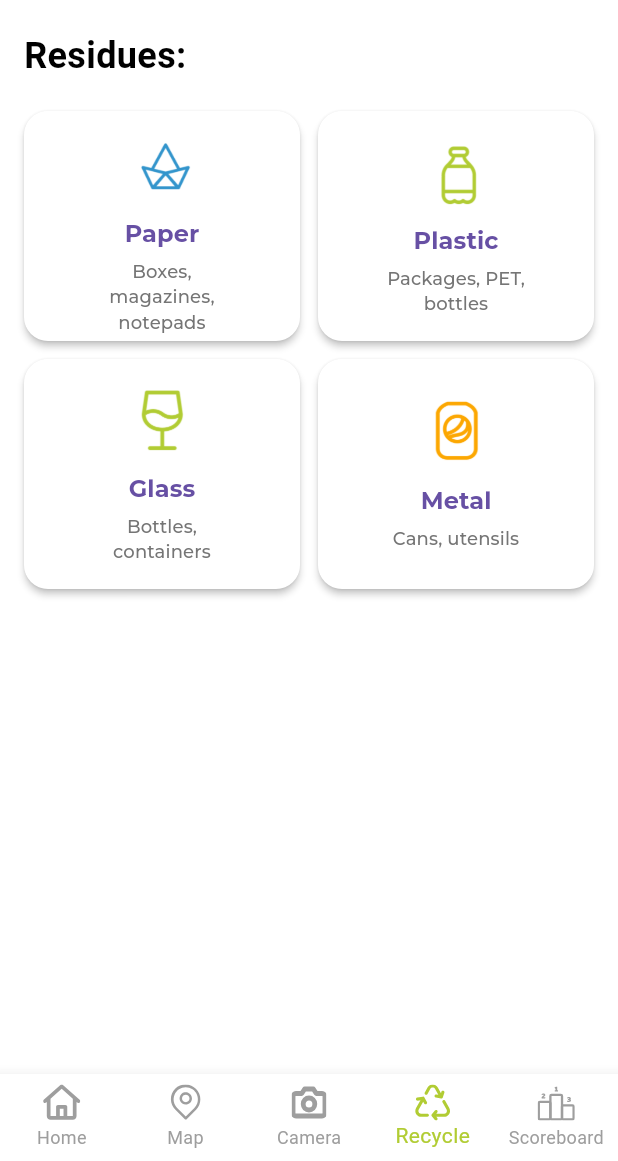
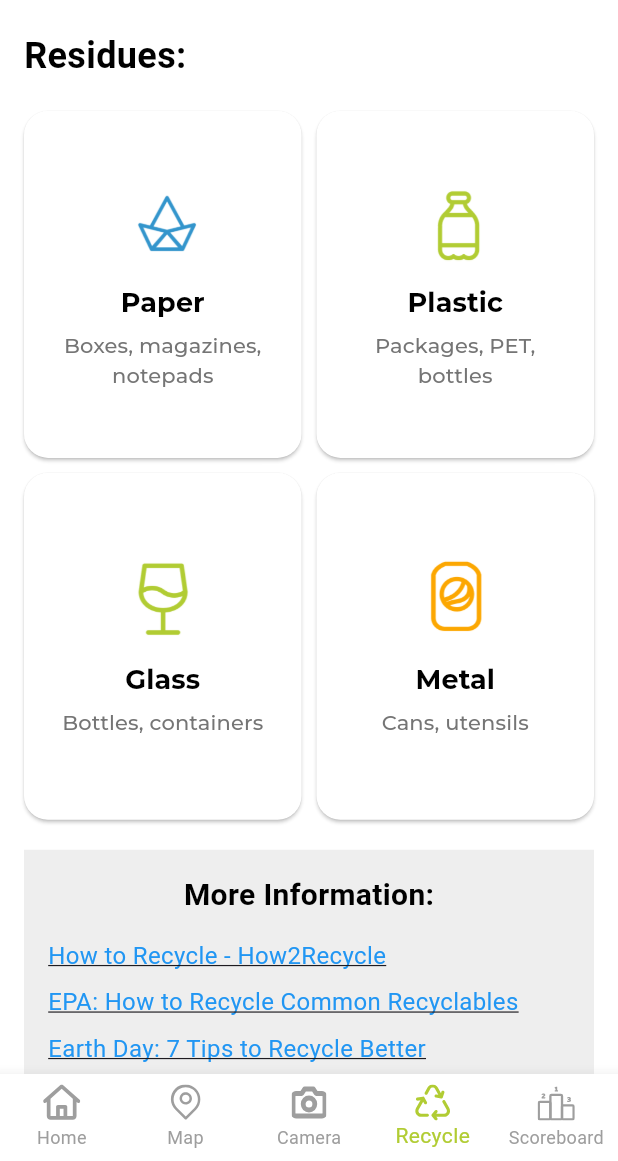
Before and after one commit to ISIS3510-Team14/Flutter, a Flutter app: the RecycleScreen screen opened by its route, on a phone screen of 412 x 824 dp, the part 75-1236 px from its top. Run offline on Flutter 3.47's test engine with Material 3 defaults, Android fonts, the phone set to English and light mode, and no system bars; our stand-ins replace camera, cloud_firestore, connectivity_plus, firebase_analytics, firebase_core, firebase_messaging and 8 more; missing offline and left inert: auth0_flutter; accounts and stored records are empty.

Commit message:
Addtion of offline and online features

```diff
--- a/lib/presentation/views/recycle_screen.dart
+++ b/lib/presentation/views/recycle_screen.dart
@@ -1,21 +1,64 @@
 import 'package:flutter/material.dart';
+import 'package:connectivity_plus/connectivity_plus.dart';
+import 'package:url_launcher/url_launcher.dart'; // Import the url_launcher package
 import '../../core/utils/sustainu_colors.dart';
 import '../widgets/head.dart';
 import '../widgets/bottom_navbar.dart';
 
-class RecycleScreen extends StatelessWidget {
+class RecycleScreen extends StatefulWidget {
+  @override
+  _RecycleScreenState createState() => _RecycleScreenState();
+}
+
+class _RecycleScreenState extends State<RecycleScreen> {
+  bool _isConnected = true;
+  late Connectivity _connectivity;
+
+  @override
+  void initState() {
+    super.initState();
+    _connectivity = Connectivity();
+    _checkInternetConnection();
+    _connectivity.onConnectivityChanged.listen((ConnectivityResult result) {
+      _updateConnectionStatus(result);
+    });
+  }
+
+  Future<void> _checkInternetConnection() async {
+    var connectivityResult = await Connectivity().checkConnectivity();
+    _updateConnectionStatus(connectivityResult);
+  }
+
+  void _updateConnectionStatus(ConnectivityResult result) {
+    bool connected = result == ConnectivityResult.mobile || result == ConnectivityResult.wifi;
+
+    if (!connected && _isConnected) {
+      _showNoInternetNotification();
+    }
+
+    setState(() {
+      _isConnected = connected;
+    });
+  }
+
+  void _showNoInternetNotification() {
+    ScaffoldMessenger.of(context).showSnackBar(
+      SnackBar(
+        content: Text('No Internet Connection'),
+        backgroundColor: Colors.red,
+        duration: Duration(seconds: 3),
+      ),
+    );
+  }
+
   @override
   Widget build(BuildContext context) {
     return Scaffold(
       backgroundColor: SustainUColors.background,
       bottomNavigationBar: BottomNavBar(currentIndex: 3),
       body: SafeArea(
-        child: LayoutBuilder(
-          builder: (context, constraints) {
-            return Padding(
+        child: ListView(
           padding: const EdgeInsets.symmetric(horizontal: 16.0),
-              child: Column(
-                crossAxisAlignment: CrossAxisAlignment.start,
           children: [
             HeaderWidget(),
             SizedBox(height: 20),
@@ -28,98 +71,106 @@ class RecycleScreen extends StatelessWidget {
               ),
             ),
             SizedBox(height: 20),
-                  Expanded(
-                    child: GridView.builder(
-                      padding: const EdgeInsets.only(bottom: 16.0),
-                      gridDelegate: SliverGridDelegateWithFixedCrossAxisCount(
+            GridView.count(
+              shrinkWrap: true,
+              physics: NeverScrollableScrollPhysics(),
               crossAxisCount: 2,
-                        crossAxisSpacing: 12,
-                        mainAxisSpacing: 12,
-                        childAspectRatio: 1.2,
+              childAspectRatio: 0.8, // Adjusted for more vertical space per item
+              mainAxisSpacing: 10,
+              crossAxisSpacing: 10,
+              children: [
+                _buildCategoryButton(
+                  'Paper',
+                  'assets/paper.png',
+                  'Boxes, magazines, notepads',
                 ),
-                      itemCount: 4,
-                      itemBuilder: (context, index) {
-                        final categories = [
-                          {
-                            'label': 'Paper',
-                            'icon': 'assets/paper.png',
-                            'subLabel': 'Boxes, magazines, notepads',
-                            'route': '/paper'
-                          },
-                          {
-                            'label': 'Plastic',
-                            'icon': 'assets/plastic.png',
-                            'subLabel': 'Packages, PET, bottles',
-                            'route': '/plastic'
-                          },
-                          {
-                            'label': 'Glass',
-                            'icon': 'assets/glass.png',
-                            'subLabel': 'Bottles, containers',
-                            'route': '/glass'
-                          },
-                          {
-                            'label': 'Metal',
-                            'icon': 'assets/metal.png',
-                            'subLabel': 'Cans, utensils',
-                            'route': '/metal'
-                          },
-                        ];
-
-                        return _buildCategoryButton(
-                          context,
-                          categories[index]['label']!,
-                          categories[index]['icon']!,
-                          categories[index]['subLabel']!,
-                          categories[index]['route']!,
-                        );
-                      },
+                _buildCategoryButton(
+                  'Plastic',
+                  'assets/plastic.png',
+                  'Packages, PET, bottles',
+                ),
+                _buildCategoryButton(
+                  'Glass',
+                  'assets/glass.png',
+                  'Bottles, containers',
+                ),
+                _buildCategoryButton(
+                  'Metal',
+                  'assets/metal.png',
+                  'Cans, utensils',
+                ),
+              ],
+            ),
+            if (_isConnected) ...[
+              SizedBox(height: 20),
+              Container(
+                padding: const EdgeInsets.all(16.0),
+                color: Colors.grey[200],
+                child: Column(
+                  crossAxisAlignment: CrossAxisAlignment.stretch,
+                  children: [
+                    Center(
+                      child: Text(
+                        'More Information:',
+                        style: TextStyle(
+                          fontSize: 20,
+                          fontWeight: FontWeight.bold,
+                          color: SustainUColors.text,
+                        ),
+                      ),
+                    ),
+                    SizedBox(height: 10),
+                    _buildLinkButton(
+                      'How to Recycle - How2Recycle',
+                      'https://how2recycle.info/',
+                    ),
+                    _buildLinkButton(
+                      'EPA: How to Recycle Common Recyclables',
+                      'https://www.epa.gov/recycle/how-do-i-recycle-common-recyclables',
+                    ),
+                    _buildLinkButton(
+                      'Earth Day: 7 Tips to Recycle Better',
+                      'https://www.earthday.org/7-tips-to-recycle-better/',
+                    ),
+                  ],
                 ),
               ),
             ],
-              ),
-            );
-          },
+          ],
         ),
       ),
     );
   }
 
-  Widget _buildCategoryButton(
-    BuildContext context,
-    String label,
-    String icon,
-    String subLabel,
-    String route,
-  ) {
+  Widget _buildCategoryButton(String label, String icon, String subLabel) {
     return ElevatedButton(
-      onPressed: () {
-        Navigator.pushNamed(context, route);
-      },
       style: ElevatedButton.styleFrom(
-        elevation: 2,
+        foregroundColor: SustainUColors.text,
         backgroundColor: Colors.white,
         shape: RoundedRectangleBorder(
           borderRadius: BorderRadius.circular(16),
         ),
+        padding: const EdgeInsets.all(16.0),
       ),
-      child: Padding(
-        padding: const EdgeInsets.all(12.0),
+      onPressed: _isConnected
+          ? () {
+              Navigator.pushNamed(context, '/$label'.toLowerCase());
+            }
+          : null,
       child: Column(
         mainAxisAlignment: MainAxisAlignment.center,
         children: [
           Image.asset(
             icon,
-              height: 50,
-              fit: BoxFit.cover,
+            height: 60, // Increased height for better visibility
           ),
-            SizedBox(height: 8),
+          SizedBox(height: 10),
           Text(
             label,
             style: TextStyle(
               fontFamily: 'Montserrat',
               fontWeight: FontWeight.bold,
-                fontSize: 16,
+              fontSize: 18, // Increased font size for readability
             ),
           ),
           SizedBox(height: 5),
@@ -127,14 +178,42 @@ class RecycleScreen extends StatelessWidget {
             subLabel,
             style: TextStyle(
               fontFamily: 'Montserrat',
-                fontSize: 12,
+              fontSize: 14, // Increased font size for readability
               color: Colors.grey[600],
             ),
             textAlign: TextAlign.center,
           ),
         ],
       ),
+    );
+  }
+
+  Widget _buildLinkButton(String label, String url) {
+    return Padding(
+      padding: const EdgeInsets.symmetric(vertical: 4.0),
+      child: Align(
+        alignment: Alignment.centerLeft,
+        child: InkWell(
+          onTap: () => _launchURL(url), // Use the _launchURL function to open the link
+          child: Text(
+            label,
+            style: TextStyle(
+              color: Colors.blue,
+              fontSize: 16,
+              decoration: TextDecoration.underline,
+            ),
+          ),
+        ),
       ),
     );
   }
+
+  // Function to launch the URL
+  Future<void> _launchURL(String url) async {
+    if (await canLaunch(url)) {
+      await launch(url);
+    } else {
+      throw 'Could not launch $url';
     }
+  }
+}
--- a/lib/presentation/views/sign_in_screen.dart
+++ b/lib/presentation/views/sign_in_screen.dart
@@ -1,4 +1,3 @@
-import 'package:flutter/gestures.dart';
 import 'package:flutter/material.dart';
 import '../../core/utils/sustainu_colors.dart';
 import '../widgets/custom_button.dart';
--- a/pubspec.yaml
+++ b/pubspec.yaml
@@ -51,6 +51,12 @@ dependencies:
   googleapis: ^13.2.0
   cloud_firestore: ^4.17.5
   connectivity_plus: ^3.0.3
+  firebase_messaging: ^14.7.10
+  flutter_local_notifications: ^17.2.4
+  flutter_timezone: ^3.0.1
+  timezone: ^0.9.4
+  url_launcher: ^6.0.20
+
 
 dev_dependencies:
   flutter_test:
```
Also changed, not shown: lib/data/services/notification_service.dart (added, +104 -0 lines), pubspec.lock. Lines whose indentation alone changed are shown as unchanged.
